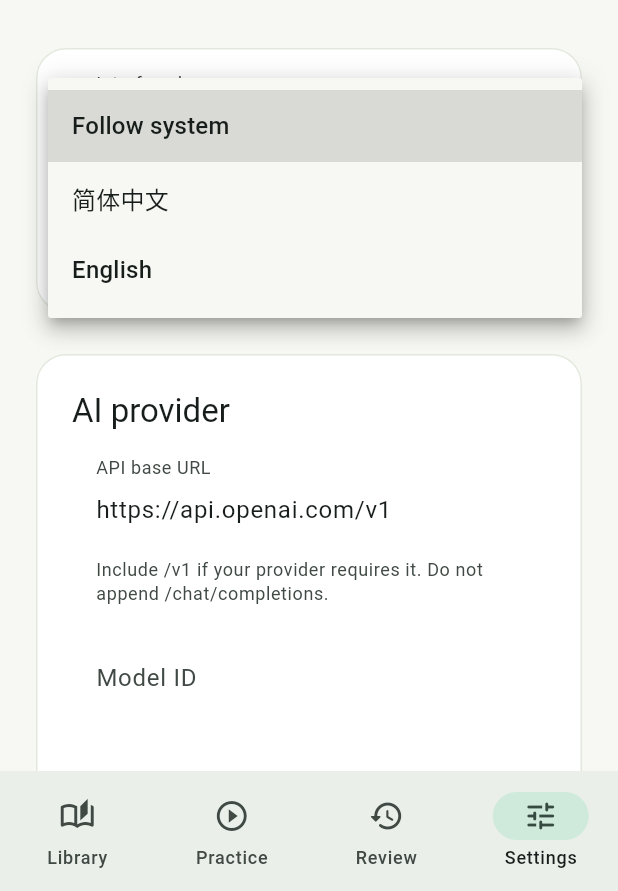
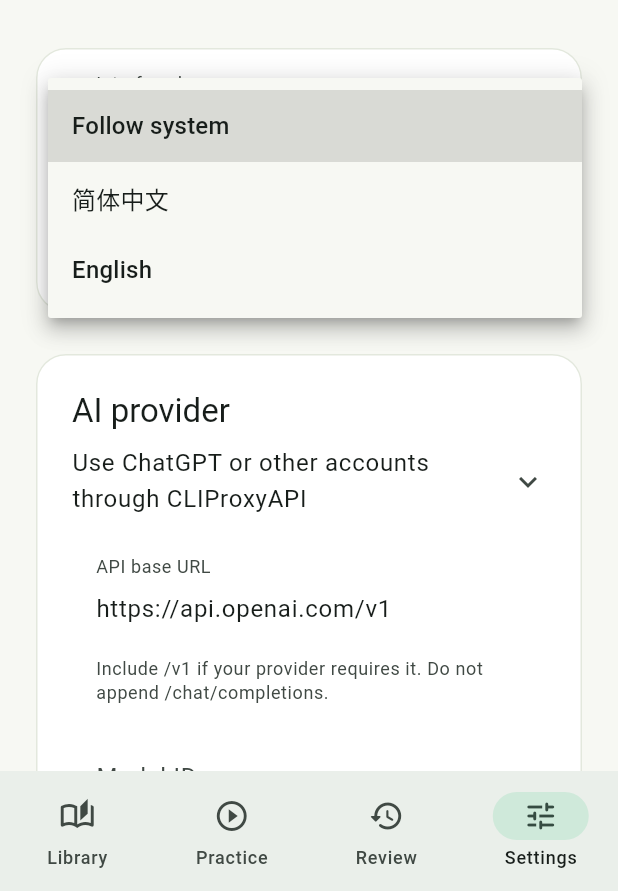
Before and after one commit to Missdrop/OmniQuiz, a Flutter app: the SettingsPage screen opened by its route, after a tap on "Follow system", on a phone screen of 412 x 824 dp, the part 345-1236 px from its top. Run offline on Flutter 3.47's test engine with Material 3 defaults, Android fonts, the phone set to English and light mode, and no system bars; our stand-ins replace drift, file_picker, flutter_secure_storage, go_router; missing offline and left inert: pdfrx, sqlite3; accounts and stored records are empty.

Commit message:
feat: discover gateway models and guide mobile subscription access

```diff
--- a/lib/app/dependencies.dart
+++ b/lib/app/dependencies.dart
@@ -12,6 +12,8 @@ import '../application/use_cases/configure_provider.dart';
 import '../application/use_cases/import_materials.dart';
 import '../domain/policies.dart';
 import '../infrastructure/ai/chat_completions_generator.dart';
+import '../infrastructure/ai/compatible_model_catalog.dart';
+import '../application/ports/model_catalog.dart';
 import '../infrastructure/documents/parsers.dart';
 import '../infrastructure/persistence/database.dart';
 import '../infrastructure/persistence/repositories.dart';
@@ -54,6 +56,7 @@ class AppDependencies {
     ArchiveAccess? archiveAccess,
     CredentialStore? credentialStore,
     AiQuestionGenerator? ai,
+    ModelCatalog? modelCatalog,
   }) async {
     final materials = SqlMaterialRepository(database);
     final language = LanguageViewModel(
@@ -126,6 +129,7 @@ class AppDependencies {
         ConfigureProvider(profiles, credentials, ids),
         generator,
         coordinator,
+        catalog: modelCatalog ?? CompatibleModelCatalog(),
       ),
       language,
       ownsDatabase,
--- /dev/null
+++ b/lib/application/ports/model_catalog.dart
@@ -0,0 +1,4 @@
+abstract interface class ModelCatalog {
+  Future<List<String>> list(String baseUrl, String key);
+  void cancel();
+}
--- a/lib/l10n/app_en.arb
+++ b/lib/l10n/app_en.arb
@@ -1,5 +1,13 @@
 {
   "@@locale": "en",
+  "gatewayTitle": "Use ChatGPT or other accounts through CLIProxyAPI",
+  "gatewayHelp": "Sign in to your provider in your own CLIProxyAPI gateway first. Enter its OpenAI-compatible base URL and client API key below, load the available models, then test and save. Use the gateway client key, not a ChatGPT password, OAuth token, or gateway management key. Model access and usage limits depend on the connected account. The gateway receives the study excerpts you send for generation.",
+  "gatewayAddressHelp": "On this computer: http://127.0.0.1:8317/v1\nOn a phone: your gateway's reachable HTTPS address ending in /v1. A phone's localhost refers to the phone, not your computer. Keep the gateway running. Direct ChatGPT sign-in is not implemented yet.",
+  "loadModels": "Load available models",
+  "chooseModel": "Choose a model",
+  "searchModels": "Search models",
+  "loadModelsError": "Could not load models. Check the endpoint and key, or enter a model manually.",
+  "noModelsError": "No models are available. Sign in to a provider on your gateway, or enter a model manually.",
   "library": "Library",
   "practice": "Practice",
   "review": "Review",
--- a/lib/l10n/app_localizations.dart
+++ b/lib/l10n/app_localizations.dart
@@ -97,6 +97,54 @@ abstract class AppLocalizations {
     Locale('en'),
     Locale('zh'),
   ];
+
+  /// No description provided for @gatewayTitle.
+  ///
+  /// In en, this message translates to:
+  /// **'Use ChatGPT or other accounts through CLIProxyAPI'**
+  String get gatewayTitle;
+
+  /// No description provided for @gatewayHelp.
+  ///
+  /// In en, this message translates to:
+  /// **'Sign in to your provider in your own CLIProxyAPI gateway first. Enter its OpenAI-compatible base URL and client API key below, load the available models, then test and save. Use the gateway client key, not a ChatGPT password, OAuth token, or gateway management key. Model access and usage limits depend on the connected account. The gateway receives the study excerpts you send for generation.'**
+  String get gatewayHelp;
+
+  /// No description provided for @gatewayAddressHelp.
+  ///
+  /// In en, this message translates to:
+  /// **'On this computer: http://127.0.0.1:8317/v1\nOn a phone: your gateway\'s reachable HTTPS address ending in /v1. A phone\'s localhost refers to the phone, not your computer. Keep the gateway running. Direct ChatGPT sign-in is not implemented yet.'**
+  String get gatewayAddressHelp;
+
+  /// No description provided for @loadModels.
+  ///
+  /// In en, this message translates to:
+  /// **'Load available models'**
+  String get loadModels;
+
+  /// No description provided for @chooseModel.
+  ///
+  /// In en, this message translates to:
+  /// **'Choose a model'**
+  String get chooseModel;
+
+  /// No description provided for @searchModels.
+  ///
+  /// In en, this message translates to:
+  /// **'Search models'**
+  String get searchModels;
+
+  /// No description provided for @loadModelsError.
+  ///
+  /// In en, this message translates to:
+  /// **'Could not load models. Check the endpoint and key, or enter a model manually.'**
+  String get loadModelsError;
+
+  /// No description provided for @noModelsError.
+  ///
+  /// In en, this message translates to:
+  /// **'No models are available. Sign in to a provider on your gateway, or enter a model manually.'**
+  String get noModelsError;
 
   /// No description provided for @library.
   ///
--- a/lib/l10n/app_zh.arb
+++ b/lib/l10n/app_zh.arb
@@ -1,5 +1,13 @@
 {
   "@@locale": "zh",
+  "gatewayTitle": "通过 CLIProxyAPI 使用 ChatGPT 等账号",
+  "gatewayHelp": "先在你自己的 CLIProxyAPI 网关中登录服务商账号。在下方填写网关兼容 OpenAI 的接口地址和客户端密钥，获取可用模型，再测试并保存。请使用网关客户端密钥，不是 ChatGPT 密码、OAuth 令牌或网关管理密钥。可用模型和用量限制取决于所连接的账号。生成题目时，所选资料片段会经过该网关。",
+  "gatewayAddressHelp": "本机电脑：http://127.0.0.1:8317/v1\n手机：填写手机可访问的 HTTPS 网关地址，以 /v1 结尾。手机上的 localhost 指手机自身，不是你的电脑。使用时需保持网关运行。目前尚未实现直接登录 ChatGPT。",
+  "loadModels": "获取可用模型",
+  "chooseModel": "选择模型",
+  "searchModels": "搜索模型",
+  "loadModelsError": "无法获取模型。请检查接口地址和密钥，或手动填写模型名称。",
+  "noModelsError": "没有可用模型。请先在网关中登录服务商账号，或手动填写模型名称。",
   "library": "资料库",
   "practice": "练习",
   "review": "错题复习",
--- a/lib/l10n/localization.dart
+++ b/lib/l10n/localization.dart
@@ -16,6 +16,10 @@ extension LocalizedDiagnostics on AppLocalizations {
       return message.split('\n').map(diagnostic).join('\n');
     }
     final known = <String, String>{
+      'Could not load models. Check the endpoint and key, or enter a model manually.':
+          loadModelsError,
+      'No models are available. Sign in to a provider on your gateway, or enter a model manually.':
+          noModelsError,
       'Scan cancelled. Completed imports were kept.': scanCancelled,
       'Could not restore this excluded file.': restoreExcludedError,
       'Finish the current operation before backing up or restoring.':
--- a/lib/presentation/settings/settings_page.dart
+++ b/lib/presentation/settings/settings_page.dart
@@ -5,6 +5,7 @@ import 'package:provider/provider.dart';
 
 import 'settings_view_model.dart';
 import 'language_view_model.dart';
+import 'model_picker.dart';
 import '../shared/widgets.dart';
 
 class SettingsPage extends StatefulWidget {
@@ -108,6 +109,16 @@ class _SettingsPageState extends State<SettingsPage> {
                   context.l10n.aiProvider,
                   style: Theme.of(context).textTheme.titleLarge,
                 ),
+                ExpansionTile(
+                  tilePadding: EdgeInsets.zero,
+                  title: Text(context.l10n.gatewayTitle),
+                  children: [
+                    Text(context.l10n.gatewayHelp),
+                    const SizedBox(height: 12),
+                    SelectableText(context.l10n.gatewayAddressHelp),
+                    const SizedBox(height: 12),
+                  ],
+                ),
                 const SizedBox(height: 24),
                 TextField(
                   controller: _url,
@@ -128,6 +139,29 @@ class _SettingsPageState extends State<SettingsPage> {
                     hintText: context.l10n.modelHint,
                   ),
                 ),
+                if (vm.catalog != null)
+                  TextButton.icon(
+                    key: const ValueKey('load-models'),
+                    onPressed: vm.busy || !vm.loaded
+                        ? null
+                        : () async {
+                            final models = await vm.loadModels(
+                              _url.text,
+                              _key.text,
+                              _noKey,
+                            );
+                            if (!context.mounted || models.isEmpty) return;
+                            final selected = await showDialog<String>(
+                              context: context,
+                              builder: (_) => ModelPicker(models: models),
+                            );
+                            if (mounted && selected != null) {
+                              setState(() => _model.text = selected);
+                            }
+                          },
+                    icon: const Icon(Icons.list_alt),
+                    label: Text(context.l10n.loadModels),
+                  ),
                 const SizedBox(height: 20),
                 TextField(
                   controller: _key,
```
Also changed, not shown: lib/infrastructure/ai/compatible_model_catalog.dart (added, +86 -0 lines), lib/l10n/app_localizations_en.dart (+29 -0 lines), lib/l10n/app_localizations_zh.dart (+26 -0 lines), lib/presentation/settings/model_picker.dart (added, +54 -0 lines), lib/presentation/settings/settings_view_model.dart (+31 -2 lines), 4 other files.
